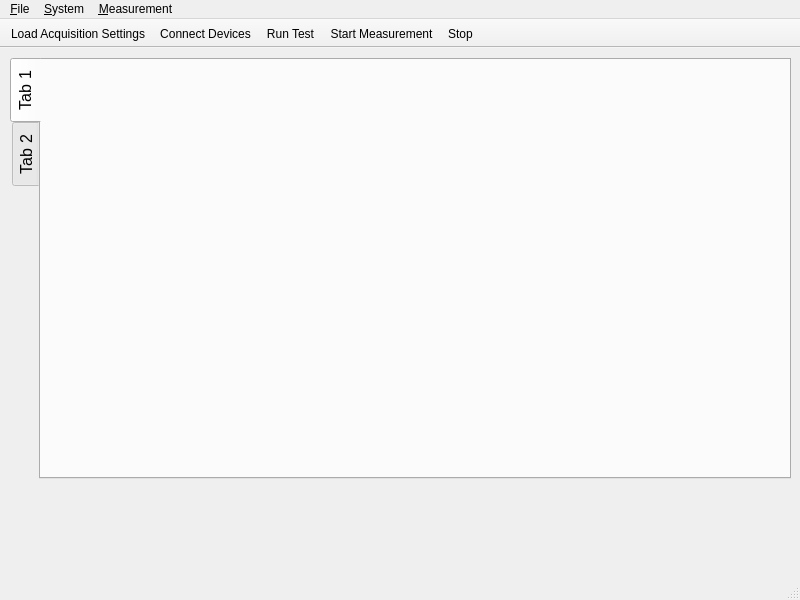
erickmartinez/pydlcp, file dlcpgui/dlcpgui.ui: the form before one commit.
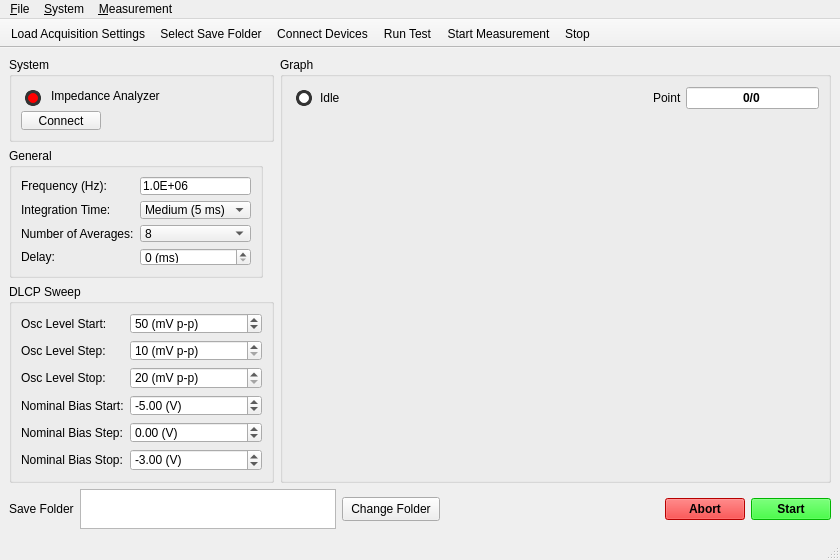
The form after the commit. Icons and pictures are not drawn.

What changed in the file:
```diff
--- a/dlcpgui/dlcpgui.ui
+++ b/dlcpgui/dlcpgui.ui
@@ -6,60 +6,803 @@
    <rect>
     <x>0</x>
     <y>0</y>
-    <width>800</width>
-    <height>600</height>
+    <width>840</width>
+    <height>560</height>
    </rect>
   </property>
+  <property name="minimumSize">
+   <size>
+    <width>840</width>
+    <height>0</height>
+   </size>
+  </property>
   <property name="windowTitle">
-   <string>MainWindow</string>
+   <string>PyDLCP</string>
+  </property>
+  <property name="whatsThis">
+   <string>&lt;html&gt;&lt;head/&gt;&lt;body&gt;&lt;p&gt;PyDLCP is an acquisition tool that collects capacitance data sweeping different oscillator levels and nominal biases. The data is stored in hfds files for later processing. The sweeps provide data to be fitted by polynomial function to estimate the drive level as a function of a position variable. &lt;/p&gt;&lt;/body&gt;&lt;/html&gt;</string>
+  </property>
+  <property name="styleSheet">
+   <string notr="true"/>
+  </property>
+  <property name="inputMethodHints">
+   <set>Qt::ImhNone</set>
   </property>
   <widget class="QWidget" name="centralwidget">
-   <widget class="QWidget" name="horizontalLayoutWidget">
-    <property name="geometry">
-     <rect>
-      <x>10</x>
-      <y>10</y>
-      <width>781</width>
-      <height>421</height>
-     </rect>
-    </property>
-    <layout class="QHBoxLayout" name="horizontalLayout_unitTabs">
-     <item>
-      <widget class="QTabWidget" name="tabWidget">
-       <property name="font">
-        <font>
-         <pointsize>12</pointsize>
-        </font>
-       </property>
-       <property name="tabPosition">
-        <enum>QTabWidget::West</enum>
-       </property>
-       <widget class="QWidget" name="tab_3">
-        <attribute name="title">
-         <string>Tab 1</string>
-        </attribute>
-        <layout class="QHBoxLayout" name="horizontalLayout_4">
+   <property name="sizePolicy">
+    <sizepolicy hsizetype="Preferred" vsizetype="Preferred">
+     <horstretch>0</horstretch>
+     <verstretch>0</verstretch>
+    </sizepolicy>
+   </property>
+   <property name="minimumSize">
+    <size>
+     <width>840</width>
+     <height>450</height>
+    </size>
+   </property>
+   <layout class="QVBoxLayout" name="verticalLayout_10">
+    <item>
+     <layout class="QHBoxLayout" name="horizontalLayout_center">
+      <property name="sizeConstraint">
+       <enum>QLayout::SetMinimumSize</enum>
+      </property>
+      <item>
+       <layout class="QVBoxLayout" name="verticalLayout_Acquisition">
+        <property name="sizeConstraint">
+         <enum>QLayout::SetDefaultConstraint</enum>
+        </property>
+        <item>
+         <widget class="QGroupBox" name="groupBox_Devices">
+          <property name="sizePolicy">
+           <sizepolicy hsizetype="Fixed" vsizetype="Fixed">
+            <horstretch>0</horstretch>
+            <verstretch>0</verstretch>
+           </sizepolicy>
+          </property>
+          <property name="minimumSize">
+           <size>
+            <width>265</width>
+            <height>85</height>
+           </size>
+          </property>
+          <property name="title">
+           <string>System</string>
+          </property>
+          <layout class="QVBoxLayout" name="verticalLayout_8">
+           <item>
+            <layout class="QHBoxLayout" name="horizontalLayout_LEDs">
+             <item>
+              <widget class="QWidget" name="widgetImpedanceAnalyzerLamp" native="true">
+               <property name="enabled">
+                <bool>true</bool>
+               </property>
+               <property name="sizePolicy">
+                <sizepolicy hsizetype="Fixed" vsizetype="Fixed">
+                 <horstretch>0</horstretch>
+                 <verstretch>0</verstretch>
+                </sizepolicy>
+               </property>
+               <property name="minimumSize">
+                <size>
+                 <width>24</width>
+                 <height>24</height>
+                </size>
+               </property>
+               <property name="styleSheet">
+                <string notr="true">background-color: #ff0000;
+margin: 4px;
+border-radius: 8px;
+border: 3px solid #333;
+</string>
+               </property>
+              </widget>
+             </item>
+             <item>
+              <widget class="QLabel" name="label_ImpendanceAnalyzerLampLabel">
+               <property name="text">
+                <string>Impedance Analyzer</string>
+               </property>
+              </widget>
+             </item>
+            </layout>
+           </item>
+           <item>
+            <layout class="QHBoxLayout" name="horizontalLayout_Power">
+             <item>
+              <widget class="QPushButton" name="pushButton_Power">
+               <property name="toolTip">
+                <string>&lt;html&gt;&lt;head/&gt;&lt;body&gt;&lt;p&gt;Open the connection to the instruments.&lt;/p&gt;&lt;/body&gt;&lt;/html&gt;</string>
+               </property>
+               <property name="text">
+                <string>Connect</string>
+               </property>
+              </widget>
+             </item>
+             <item>
+              <spacer name="horizontalSpacer">
+               <property name="orientation">
+                <enum>Qt::Horizontal</enum>
+               </property>
+               <property name="sizeHint" stdset="0">
+                <size>
+                 <width>40</width>
+                 <height>20</height>
+                </size>
+               </property>
+              </spacer>
+             </item>
+            </layout>
+           </item>
+          </layout>
+         </widget>
+        </item>
+        <item>
+         <widget class="QGroupBox" name="groupBox_AcquisitionGeneral">
+          <property name="sizePolicy">
+           <sizepolicy hsizetype="Fixed" vsizetype="Fixed">
+            <horstretch>0</horstretch>
+            <verstretch>0</verstretch>
+           </sizepolicy>
+          </property>
+          <property name="minimumSize">
+           <size>
+            <width>240</width>
+            <height>130</height>
+           </size>
+          </property>
+          <property name="title">
+           <string>General</string>
+          </property>
+          <layout class="QVBoxLayout" name="verticalLayout_5">
+           <item>
+            <layout class="QFormLayout" name="formLayout_acquisition">
+             <property name="sizeConstraint">
+              <enum>QLayout::SetDefaultConstraint</enum>
+             </property>
+             <item row="0" column="0">
+              <widget class="QLabel" name="labelFrequency">
+               <property name="text">
+                <string>Frequency (Hz):</string>
+               </property>
+               <property name="buddy">
+                <cstring>lineEditFrequency</cstring>
+               </property>
+              </widget>
+             </item>
+             <item row="0" column="1">
+              <widget class="QLineEdit" name="lineEditFrequency">
+               <property name="toolTip">
+                <string>&lt;html&gt;&lt;head/&gt;&lt;body&gt;&lt;p&gt;The oscillator frequency in Hz.&lt;/p&gt;&lt;/body&gt;&lt;/html&gt;</string>
+               </property>
+               <property name="text">
+                <string>1.0E+06</string>
+               </property>
+               <property name="alignment">
+                <set>Qt::AlignLeading|Qt::AlignLeft|Qt::AlignVCenter</set>
+               </property>
+              </widget>
+             </item>
+             <item row="1" column="0">
+              <widget class="QLabel" name="labelIntegrationTime">
+               <property name="text">
+                <string>Integration Time:</string>
+               </property>
+               <property name="buddy">
+                <cstring>comboBoxIntegrationTime</cstring>
+               </property>
+              </widget>
+             </item>
+             <item row="1" column="1">
+              <widget class="QComboBox" name="comboBoxIntegrationTime">
+               <property name="toolTip">
+                <string>&lt;html&gt;&lt;head/&gt;&lt;body&gt;&lt;p&gt;The integration time.&lt;/p&gt;&lt;/body&gt;&lt;/html&gt;</string>
+               </property>
+               <property name="currentText">
+                <string>Medium (5 ms)</string>
+               </property>
+               <property name="currentIndex">
+                <number>1</number>
+               </property>
+               <item>
+                <property name="text">
+                 <string>Short (500 us)</string>
+                </property>
+               </item>
+               <item>
+                <property name="text">
+                 <string>Medium (5 ms)</string>
+                </property>
+               </item>
+               <item>
+                <property name="text">
+                 <string>Long (100 ms)</string>
+                </property>
+               </item>
+              </widget>
+             </item>
+             <item row="2" column="0">
+              <widget class="QLabel" name="labelNumberOfAverages">
+               <property name="text">
+                <string>Number of Averages:</string>
+               </property>
+               <property name="buddy">
+                <cstring>comboBoxNumberOfAverages</cstring>
+               </property>
+              </widget>
+             </item>
+             <item row="2" column="1">
+              <widget class="QComboBox" name="comboBoxNumberOfAverages">
+               <property name="toolTip">
+                <string>&lt;html&gt;&lt;head/&gt;&lt;body&gt;&lt;p&gt;The number of averages.&lt;/p&gt;&lt;/body&gt;&lt;/html&gt;</string>
+               </property>
+               <property name="currentIndex">
+                <number>3</number>
+               </property>
+               <property name="minimumContentsLength">
+                <number>0</number>
+               </property>
+               <item>
+                <property name="text">
+                 <string>1</string>
+                </property>
+               </item>
+               <item>
+                <property name="text">
+                 <string>2</string>
+                </property>
+               </item>
+               <item>
+                <property name="text">
+                 <string>4</string>
+                </property>
+               </item>
+               <item>
+                <property name="text">
+                 <string>8</string>
+                </property>
+               </item>
+               <item>
+                <property name="text">
+                 <string>16</string>
+                </property>
+               </item>
+               <item>
+                <property name="text">
+                 <string>32</string>
+                </property>
+               </item>
+               <item>
+                <property name="text">
+                 <string>64</string>
+                </property>
+               </item>
+               <item>
+                <property name="text">
+                 <string>128</string>
+                </property>
+               </item>
+               <item>
+                <property name="text">
+                 <string>256</string>
+                </property>
+               </item>
+              </widget>
+             </item>
+             <item row="3" column="0">
+              <widget class="QLabel" name="labelDelay">
+               <property name="text">
+                <string>Delay:</string>
+               </property>
+               <property name="buddy">
+                <cstring>spinBoxDelay</cstring>
+               </property>
+              </widget>
+             </item>
+             <item row="3" column="1">
+              <widget class="QSpinBox" name="spinBoxDelay">
+               <property name="toolTip">
+                <string>&lt;html&gt;&lt;head/&gt;&lt;body&gt;&lt;p&gt;Delay time before the acquisition (in milliseconds).&lt;/p&gt;&lt;/body&gt;&lt;/html&gt;</string>
+               </property>
+               <property name="suffix">
+                <string> (ms)</string>
+               </property>
+               <property name="maximum">
+                <number>1000</number>
+               </property>
+               <property name="singleStep">
+                <number>100</number>
+               </property>
+              </widget>
+             </item>
+            </layout>
+           </item>
+          </layout>
+         </widget>
+        </item>
+        <item>
+         <widget class="QGroupBox" name="groupBoxAcquisition_Sweep">
+          <property name="sizePolicy">
+           <sizepolicy hsizetype="Fixed" vsizetype="Preferred">
+            <horstretch>0</horstretch>
+            <verstretch>0</verstretch>
+           </sizepolicy>
+          </property>
+          <property name="minimumSize">
+           <size>
+            <width>265</width>
+            <height>0</height>
+           </size>
+          </property>
+          <property name="title">
+           <string>DLCP Sweep</string>
+          </property>
+          <layout class="QVBoxLayout" name="verticalLayout_7">
+           <item>
+            <layout class="QFormLayout" name="formLayout_DLCPSweep">
+             <item row="0" column="0">
+              <widget class="QLabel" name="labelOscLevelStart">
+               <property name="text">
+                <string>Osc Level Start:</string>
+               </property>
+               <property name="buddy">
+                <cstring>doubleSpinBoxOscLevelStart</cstring>
+               </property>
+              </widget>
+             </item>
+             <item row="0" column="1">
+              <widget class="QDoubleSpinBox" name="doubleSpinBoxOscLevelStart">
+               <property name="toolTip">
+                <string>&lt;html&gt;&lt;head/&gt;&lt;body&gt;&lt;p&gt;The oscillator level start value in mV peak-to-peak.&lt;/p&gt;&lt;/body&gt;&lt;/html&gt;</string>
+               </property>
+               <property name="suffix">
+                <string> (mV p-p)</string>
+               </property>
+               <property name="decimals">
+                <number>0</number>
+               </property>
+               <property name="minimum">
+                <double>10.000000000000000</double>
+               </property>
+               <property name="maximum">
+                <double>1000.000000000000000</double>
+               </property>
+               <property name="singleStep">
+                <double>5.000000000000000</double>
+               </property>
+               <property name="value">
+                <double>50.000000000000000</double>
+               </property>
+              </widget>
+             </item>
+             <item row="1" column="0">
+              <widget class="QLabel" name="labelOscLevelStep">
+               <property name="text">
+                <string>Osc Level Step:</string>
+               </property>
+               <property name="buddy">
+                <cstring>doubleSpinBox_OscLevelStep</cstring>
+               </property>
+              </widget>
+             </item>
+             <item row="1" column="1">
+              <widget class="QDoubleSpinBox" name="doubleSpinBox_OscLevelStep">
+               <property name="toolTip">
+                <string>&lt;html&gt;&lt;head/&gt;&lt;body&gt;&lt;p&gt;The oscillator level step value in mV peak-to-peak.&lt;/p&gt;&lt;/body&gt;&lt;/html&gt;</string>
+               </property>
+               <property name="suffix">
+                <string> (mV p-p)</string>
+               </property>
+               <property name="decimals">
+                <number>0</number>
+               </property>
+               <property name="minimum">
+                <double>10.000000000000000</double>
+               </property>
+               <property name="singleStep">
+                <double>5.000000000000000</double>
+               </property>
+              </widget>
+             </item>
+             <item row="2" column="0">
+              <widget class="QLabel" name="labelOscLevelStop">
+               <property name="text">
+                <string>Osc Level Stop:</string>
+               </property>
+               <property name="buddy">
+                <cstring>doubleSpinBox_OscLevelStop</cstring>
+               </property>
+              </widget>
+             </item>
+             <item row="2" column="1">
+              <widget class="QDoubleSpinBox" name="doubleSpinBox_OscLevelStop">
+               <property name="toolTip">
+                <string>&lt;html&gt;&lt;head/&gt;&lt;body&gt;&lt;p&gt;The oscillator level stop value in mV peak-to-peak.&lt;/p&gt;&lt;/body&gt;&lt;/html&gt;</string>
+               </property>
+               <property name="suffix">
+                <string> (mV p-p)</string>
+               </property>
+               <property name="decimals">
+                <number>0</number>
+               </property>
+               <property name="minimum">
+                <double>20.000000000000000</double>
+               </property>
+               <property name="maximum">
+                <double>1000.000000000000000</double>
+               </property>
+               <property name="singleStep">
+                <double>5.000000000000000</double>
+               </property>
+              </widget>
+             </item>
+             <item row="3" column="0">
+              <widget class="QLabel" name="labelNominalBiasStart">
+               <property name="text">
+                <string>Nominal Bias Start:</string>
+               </property>
+               <property name="buddy">
+                <cstring>doubleSpinBox_NominalBiasStart</cstring>
+               </property>
+              </widget>
+             </item>
+             <item row="3" column="1">
+              <widget class="QDoubleSpinBox" name="doubleSpinBox_NominalBiasStart">
+               <property name="toolTip">
+                <string>&lt;html&gt;&lt;head/&gt;&lt;body&gt;&lt;p&gt;The nominal bias start value in V.&lt;/p&gt;&lt;/body&gt;&lt;/html&gt;</string>
+               </property>
+               <property name="suffix">
+                <string> (V)</string>
+               </property>
+               <property name="minimum">
+                <double>-40.000000000000000</double>
+               </property>
+               <property name="maximum">
+                <double>40.000000000000000</double>
+               </property>
+               <property name="singleStep">
+                <double>0.010000000000000</double>
+               </property>
+               <property name="value">
+                <double>-5.000000000000000</double>
+               </property>
+              </widget>
+             </item>
+             <item row="4" column="0">
+              <widget class="QLabel" name="labelNominalBiasStep">
+               <property name="text">
+                <string>Nominal Bias Step:</string>
+               </property>
+               <property name="buddy">
+                <cstring>doubleSpinBox_NominalBiasStep</cstring>
+               </property>
+              </widget>
+             </item>
+             <item row="4" column="1">
+              <widget class="QDoubleSpinBox" name="doubleSpinBox_NominalBiasStep">
+               <property name="toolTip">
+                <string>&lt;html&gt;&lt;head/&gt;&lt;body&gt;&lt;p&gt;The nominal bias step value in V.&lt;/p&gt;&lt;/body&gt;&lt;/html&gt;</string>
+               </property>
+               <property name="suffix">
+                <string> (V)</string>
+               </property>
+               <property name="minimum">
+                <double>-1.000000000000000</double>
+               </property>
+               <property name="maximum">
+                <double>1.000000000000000</double>
+               </property>
+               <property name="singleStep">
+                <double>0.010000000000000</double>
+               </property>
+              </widget>
+             </item>
+             <item row="5" column="0">
+              <widget class="QLabel" name="labelNominalBiasStop">
+               <property name="text">
+                <string>Nominal Bias Stop:</string>
+               </property>
+               <property name="buddy">
+                <cstring>doubleSpinBox_NominalBiasStop</cstring>
+               </property>
+              </widget>
+             </item>
+             <item row="5" column="1">
+              <widget class="QDoubleSpinBox" name="doubleSpinBox_NominalBiasStop">
+               <property name="toolTip">
+                <string>&lt;html&gt;&lt;head/&gt;&lt;body&gt;&lt;p&gt;The nominal bias stop value in V.&lt;/p&gt;&lt;/body&gt;&lt;/html&gt;</string>
+               </property>
+               <property name="suffix">
+                <string> (V)</string>
+               </property>
+               <property name="minimum">
+                <double>-40.000000000000000</double>
+               </property>
+               <property name="maximum">
+                <double>40.000000000000000</double>
+               </property>
+               <property name="singleStep">
+                <double>0.010000000000000</double>
+               </property>
+               <property name="value">
+                <double>-3.000000000000000</double>
+               </property>
+              </widget>
+             </item>
+            </layout>
+           </item>
+          </layout>
+         </widget>
+        </item>
+       </layout>
+      </item>
+      <item>
+       <widget class="QGroupBox" name="groupBox_Plot">
+        <property name="sizePolicy">
+         <sizepolicy hsizetype="Minimum" vsizetype="Minimum">
+          <horstretch>0</horstretch>
+          <verstretch>0</verstretch>
+         </sizepolicy>
+        </property>
+        <property name="minimumSize">
+         <size>
+          <width>547</width>
+          <height>417</height>
+         </size>
+        </property>
+        <property name="title">
+         <string>Graph</string>
+        </property>
+        <layout class="QVBoxLayout" name="verticalLayout_9">
          <item>
-          <layout class="QHBoxLayout" name="horizontalLayout"/>
+          <layout class="QHBoxLayout" name="horizontalLayout_Status">
+           <property name="spacing">
+            <number>4</number>
+           </property>
+           <property name="sizeConstraint">
+            <enum>QLayout::SetDefaultConstraint</enum>
+           </property>
+           <item>
+            <widget class="QWidget" name="widgetStatusLamp" native="true">
+             <property name="sizePolicy">
+              <sizepolicy hsizetype="Fixed" vsizetype="Fixed">
+               <horstretch>0</horstretch>
+               <verstretch>0</verstretch>
+              </sizepolicy>
+             </property>
+             <property name="minimumSize">
+              <size>
+               <width>24</width>
+               <height>24</height>
+              </size>
+             </property>
+             <property name="toolTipDuration">
+              <number>-1</number>
+             </property>
+             <property name="styleSheet">
+              <string notr="true">background-color: #fff;
+margin: 4px;
+border-radius: 8px;
+border: 3px solid #333;
+</string>
+             </property>
+            </widget>
+           </item>
+           <item>
+            <widget class="QLabel" name="label_SystemStatus">
+             <property name="sizePolicy">
+              <sizepolicy hsizetype="Preferred" vsizetype="Fixed">
+               <horstretch>0</horstretch>
+               <verstretch>0</verstretch>
+              </sizepolicy>
+             </property>
+             <property name="minimumSize">
+              <size>
+               <width>0</width>
+               <height>24</height>
+              </size>
+             </property>
+             <property name="maximumSize">
+              <size>
+               <width>16777215</width>
+               <height>24</height>
+              </size>
+             </property>
+             <property name="text">
+              <string>Idle</string>
+             </property>
+            </widget>
+           </item>
+           <item>
+            <spacer name="horizontalSpacer_status">
+             <property name="orientation">
+              <enum>Qt::Horizontal</enum>
+             </property>
+             <property name="sizeHint" stdset="0">
+              <size>
+               <width>40</width>
+               <height>24</height>
+              </size>
+             </property>
+            </spacer>
+           </item>
+           <item>
+            <widget class="QLabel" name="labelProgress">
+             <property name="text">
+              <string>Point</string>
+             </property>
+            </widget>
+           </item>
+           <item>
+            <widget class="QLineEdit" name="lineEditProgress">
+             <property name="enabled">
+              <bool>true</bool>
+             </property>
+             <property name="sizePolicy">
+              <sizepolicy hsizetype="Fixed" vsizetype="Fixed">
+               <horstretch>0</horstretch>
+               <verstretch>0</verstretch>
+              </sizepolicy>
+             </property>
+             <property name="minimumSize">
+              <size>
+               <width>133</width>
+               <height>0</height>
+              </size>
+             </property>
+             <property name="toolTip">
+              <string>&lt;html&gt;&lt;head/&gt;&lt;body&gt;&lt;p&gt;The progress of the measurement.&lt;/p&gt;&lt;/body&gt;&lt;/html&gt;</string>
+             </property>
+             <property name="toolTipDuration">
+              <number>-1</number>
+             </property>
+             <property name="styleSheet">
+              <string notr="true">font-weight: bold;</string>
+             </property>
+             <property name="text">
+              <string>0/0</string>
+             </property>
+             <property name="alignment">
+              <set>Qt::AlignCenter</set>
+             </property>
+             <property name="readOnly">
+              <bool>true</bool>
+             </property>
+            </widget>
+           </item>
+          </layout>
+         </item>
+         <item>
+          <widget class="QWidget" name="widgetCVPlot" native="true">
+           <property name="sizePolicy">
+            <sizepolicy hsizetype="Minimum" vsizetype="Minimum">
+             <horstretch>0</horstretch>
+             <verstretch>0</verstretch>
+            </sizepolicy>
+           </property>
+           <property name="minimumSize">
+            <size>
+             <width>527</width>
+             <height>325</height>
+            </size>
+           </property>
+          </widget>
          </item>
         </layout>
        </widget>
-       <widget class="QWidget" name="tab_4">
-        <attribute name="title">
-         <string>Tab 2</string>
-        </attribute>
+      </item>
+     </layout>
+    </item>
+    <item>
+     <layout class="QHBoxLayout" name="horizontalLayout_start">
+      <item>
+       <widget class="QLabel" name="label_Storge">
+        <property name="text">
+         <string>Save Folder</string>
+        </property>
        </widget>
-      </widget>
-     </item>
-    </layout>
-   </widget>
+      </item>
+      <item>
+       <widget class="QPlainTextEdit" name="plainTextEdit_SaveFolder">
+        <property name="sizePolicy">
+         <sizepolicy hsizetype="Fixed" vsizetype="Fixed">
+          <horstretch>0</horstretch>
+          <verstretch>0</verstretch>
+         </sizepolicy>
+        </property>
+        <property name="minimumSize">
+         <size>
+          <width>100</width>
+          <height>40</height>
+         </size>
+        </property>
+        <property name="readOnly">
+         <bool>true</bool>
+        </property>
+       </widget>
+      </item>
+      <item>
+       <widget class="QPushButton" name="pushButton_ChangeDir">
+        <property name="minimumSize">
+         <size>
+          <width>0</width>
+          <height>0</height>
+         </size>
+        </property>
+        <property name="toolTip">
+         <string>&lt;html&gt;&lt;head/&gt;&lt;body&gt;&lt;p&gt;Select the folder to which the data will be saved.&lt;/p&gt;&lt;/body&gt;&lt;/html&gt;</string>
+        </property>
+        <property name="styleSheet">
+         <string notr="true">padding: 3.5px 8px;</string>
+        </property>
+        <property name="text">
+         <string>Change Folder</string>
+        </property>
+        <property name="icon">
+         <iconset resource="images/dlcp_images.qrc">
+          <normaloff>:/icons/folder-into.png</normaloff>:/icons/folder-into.png</iconset>
+        </property>
+       </widget>
+      </item>
+      <item>
+       <spacer name="horizontalSpacer_start">
+        <property name="orientation">
+         <enum>Qt::Horizontal</enum>
+        </property>
+        <property name="sizeHint" stdset="0">
+         <size>
+          <width>40</width>
+          <height>20</height>
+         </size>
+        </property>
+       </spacer>
+      </item>
+      <item>
+       <widget class="QPushButton" name="pushButton_AbortMeasurement">
+        <property name="toolTip">
+         <string>&lt;html&gt;&lt;head/&gt;&lt;body&gt;&lt;p&gt;&lt;span style=&quot; font-weight:600; color:#ff0000;&quot;&gt;Aborts the current measurement!&lt;/span&gt;&lt;/p&gt;&lt;/body&gt;&lt;/html&gt;</string>
+        </property>
+        <property name="styleSheet">
+         <string notr="true">background: #ff0000;
+font-weight: bold;</string>
+        </property>
+        <property name="text">
+         <string>Abort</string>
+        </property>
+        <property name="icon">
+         <iconset resource="images/dlcp_images.qrc">
+          <normaloff>:/icons/delete.png</normaloff>:/icons/delete.png</iconset>
+        </property>
+       </widget>
+      </item>
+      <item>
+       <widget class="QPushButton" name="pushButton_StartMeasurement">
+        <property name="toolTip">
+         <string>&lt;html&gt;&lt;head/&gt;&lt;body&gt;&lt;p&gt;Starts the acquisition.&lt;/p&gt;&lt;/body&gt;&lt;/html&gt;</string>
+        </property>
+        <property name="styleSheet">
+         <string notr="true">background: #00ff00;
+font-weight: bold;</string>
+        </property>
+        <property name="text">
+         <string>Start</string>
+        </property>
+        <property name="icon">
+         <iconset resource="images/dlcp_images.qrc">
+          <normaloff>:/icons/start.png</normaloff>:/icons/start.png</iconset>
+        </property>
+       </widget>
+      </item>
+     </layout>
+    </item>
+   </layout>
   </widget>
   <widget class="QMenuBar" name="menubar">
    <property name="geometry">
     <rect>
      <x>0</x>
      <y>0</y>
-     <width>800</width>
+     <width>840</width>
      <height>21</height>
     </rect>
    </property>
@@ -68,7 +811,7 @@
      <string>&amp;File</string>
     </property>
     <addaction name="action_Load_Acquisition_Settings"/>
-    <addaction name="actionLoad_System_Settings"/>
+    <addaction name="actionSelect_Save_F_older"/>
     <addaction name="separator"/>
     <addaction name="action_Quit"/>
    </widget>
@@ -76,7 +819,7 @@
     <property name="title">
      <string>&amp;Measurement</string>
     </property>
-    <addaction name="actionTest_Units"/>
+    <addaction name="actionTest"/>
     <addaction name="actionStart"/>
     <addaction name="separator"/>
     <addaction name="actionSto_p"/>
@@ -97,6 +840,12 @@
    <property name="windowTitle">
     <string>toolBar</string>
    </property>
+   <property name="toolTip">
+    <string>&lt;html&gt;&lt;head/&gt;&lt;body&gt;&lt;p&gt;&lt;br/&gt;&lt;/p&gt;&lt;/body&gt;&lt;/html&gt;</string>
+   </property>
+   <property name="styleSheet">
+    <string notr="true"/>
+   </property>
    <property name="movable">
     <bool>false</bool>
    </property>
@@ -107,8 +856,9 @@
     <bool>false</bool>
    </attribute>
    <addaction name="action_Load_Acquisition_Settings"/>
+   <addaction name="actionSelect_Save_F_older"/>
    <addaction name="action_Connect_Devices"/>
-   <addaction name="actionTest_Units"/>
+   <addaction name="actionTest"/>
    <addaction name="actionStart"/>
    <addaction name="actionSto_p"/>
   </widget>
@@ -136,10 +886,10 @@
     <string>Ctrl+S</string>
    </property>
   </action>
-  <action name="actionTest_Units">
+  <action name="actionTest">
    <property name="icon">
     <iconset resource="images/dlcp_images.qrc">
-     <normaloff>:/icons/check.png</normaloff>:/icons/check.png</iconset>
+     <normaloff>:/icons/test.png</normaloff>:/icons/test.png</iconset>
    </property>
    <property name="text">
     <string>Run &amp;Test</string>
@@ -187,6 +937,15 @@
     <string>&amp;Disconnect Devices</string>
    </property>
   </action>
+  <action name="actionSelect_Save_F_older">
+   <property name="icon">
+    <iconset resource="images/dlcp_images.qrc">
+     <normaloff>:/icons/folder-into.png</normaloff>:/icons/folder-into.png</iconset>
+   </property>
+   <property name="text">
+    <string>Select Save &amp;Folder</string>
+   </property>
+  </action>
  </widget>
  <resources>
   <include location="images/dlcp_images.qrc"/>
```
Left out of the diff: 39 changed lines with no effect on the pictures.
